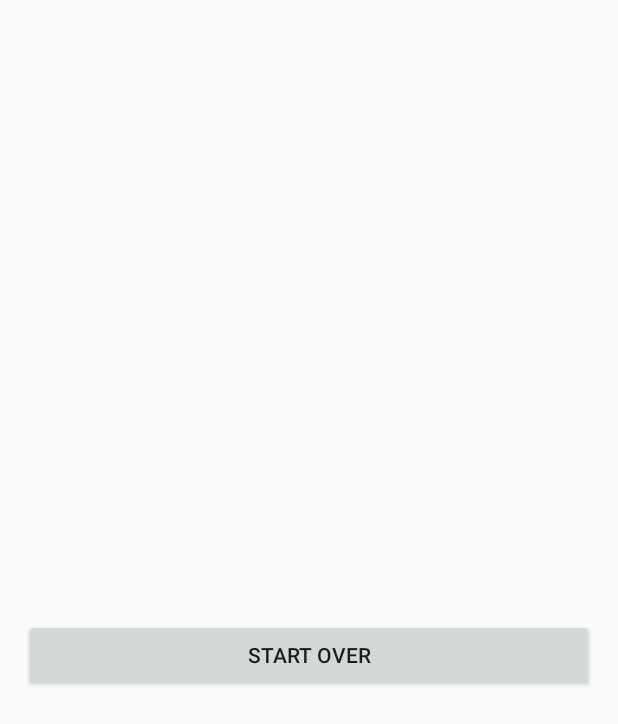
After one commit to KeruFC/MadLevel3Task1, an Android app: the layout fragment_summary.xml on its own in the app's theme, with its tools: preview values and no code run, on a phone screen of 412 x 824 dp. The commit adds this screen. Shown: the top 724 px of the screen. Run offline under Robolectric (Android 15) with nearby library versions, the phone set to English and light mode, and no system bars.

Commit message:
Add summary screen

```diff
--- a/app/build.gradle
+++ b/app/build.gradle
@@ -40,6 +40,7 @@ dependencies {
     implementation 'androidx.constraintlayout:constraintlayout:2.0.1'
     implementation 'androidx.navigation:navigation-fragment-ktx:2.3.0'
     implementation 'androidx.navigation:navigation-ui-ktx:2.3.0'
+    implementation 'androidx.legacy:legacy-support-v4:1.0.0'
     testImplementation 'junit:junit:4.12'
     androidTestImplementation 'androidx.test.ext:junit:1.1.2'
     androidTestImplementation 'androidx.test.espresso:espresso-core:3.3.0'
--- a/app/src/main/res/layout/fragment_start.xml
+++ b/app/src/main/res/layout/fragment_start.xml
@@ -11,6 +11,7 @@
         android:layout_width="wrap_content"
         android:layout_height="wrap_content"
         android:layout_marginTop="16dp"
+        android:gravity="center"
         android:text="@string/welcome"
         android:textSize="24sp"
         android:textStyle="bold"
--- /dev/null
+++ b/app/src/main/res/layout/fragment_summary.xml
@@ -0,0 +1,35 @@
+<?xml version="1.0" encoding="utf-8"?>
+<androidx.constraintlayout.widget.ConstraintLayout xmlns:android="http://schemas.android.com/apk/res/android"
+    xmlns:app="http://schemas.android.com/apk/res-auto"
+    xmlns:tools="http://schemas.android.com/tools"
+    android:layout_width="match_parent"
+    android:layout_height="match_parent">
+
+    <TextView
+        android:id="@+id/txt_summary"
+        style="@android:style/TextAppearance.Material.Headline"
+        android:layout_width="match_parent"
+        android:layout_height="wrap_content"
+        android:layout_marginStart="16dp"
+        android:layout_marginEnd="16dp"
+        android:gravity="center"
+        app:layout_constraintBottom_toTopOf="@+id/btn_start_over"
+        app:layout_constraintEnd_toEndOf="parent"
+        app:layout_constraintStart_toStartOf="parent"
+        app:layout_constraintTop_toTopOf="parent"
+        app:layout_constraintVertical_chainStyle="packed" />
+
+    <Button
+        android:id="@+id/btn_start_over"
+        android:layout_width="0dp"
+        android:layout_height="wrap_content"
+        android:layout_marginStart="16dp"
+        android:layout_marginTop="16dp"
+        android:layout_marginEnd="16dp"
+        android:text="@string/start_over"
+        app:layout_constraintBottom_toBottomOf="parent"
+        app:layout_constraintEnd_toEndOf="parent"
+        app:layout_constraintHorizontal_bias="0.5"
+        app:layout_constraintStart_toStartOf="parent"
+        app:layout_constraintTop_toBottomOf="@+id/txt_summary" />
+</androidx.constraintlayout.widget.ConstraintLayout>
--- a/app/src/main/res/values/strings.xml
+++ b/app/src/main/res/values/strings.xml
@@ -17,5 +17,6 @@
     <string name="rate_title">Rate the following game from 1 to 5 stars!</string>
     <string name="game_name">blank</string>
     <string name="to_summary">To Summary</string>
+    <string name="start_over">Start Over</string>
 
 </resources>
```
Also changed, not shown: app/src/main/java/com/example/madlevel3task1/RatingFragment.kt (+17 -0 lines), app/src/main/java/com/example/madlevel3task1/SummaryFragment.kt (added, +40 -0 lines), app/src/main/res/navigation/nav_graph.xml (+15 -2 lines).
